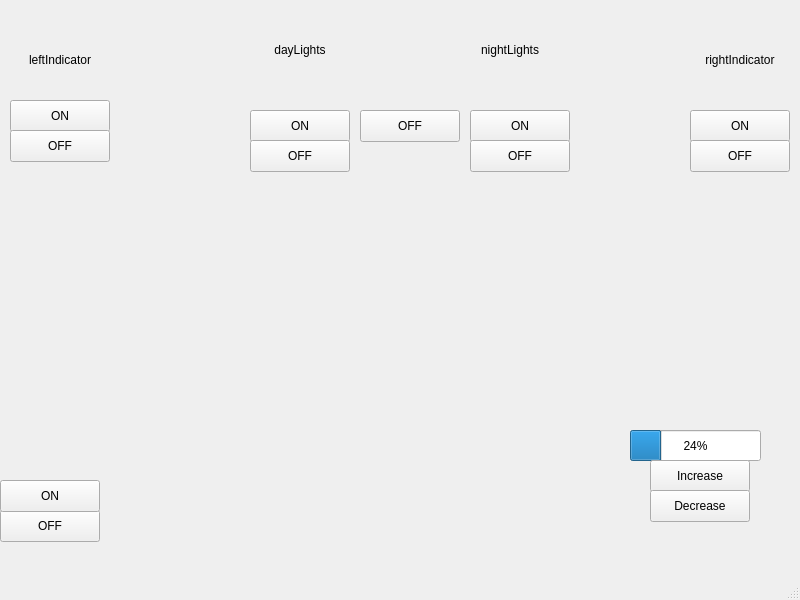
Above: mainwindow.ui from UCR-Solar-Car/DriverInterface before the change. Below: the same form after it.
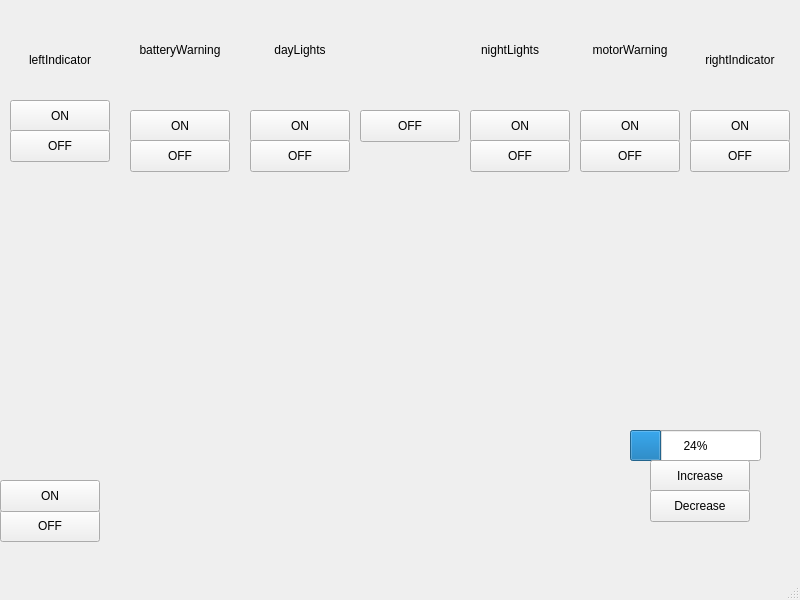
That is the form after the change.

Commit message: add motor & battery

Diff of the .ui file:
```diff
--- a/mainwindow.ui
+++ b/mainwindow.ui
@@ -260,6 +260,90 @@
      <string>OFF</string>
     </property>
    </widget>
+   <widget class="QLabel" name="batteryWarning">
+    <property name="geometry">
+     <rect>
+      <x>130</x>
+      <y>0</y>
+      <width>100</width>
+      <height>100</height>
+     </rect>
+    </property>
+    <property name="text">
+     <string>batteryWarning</string>
+    </property>
+    <property name="alignment">
+     <set>Qt::AlignCenter</set>
+    </property>
+   </widget>
+   <widget class="QLabel" name="motorWarning">
+    <property name="geometry">
+     <rect>
+      <x>580</x>
+      <y>0</y>
+      <width>100</width>
+      <height>100</height>
+     </rect>
+    </property>
+    <property name="text">
+     <string>motorWarning</string>
+    </property>
+    <property name="alignment">
+     <set>Qt::AlignCenter</set>
+    </property>
+   </widget>
+   <widget class="QPushButton" name="batteryWarningON">
+    <property name="geometry">
+     <rect>
+      <x>130</x>
+      <y>110</y>
+      <width>100</width>
+      <height>32</height>
+     </rect>
+    </property>
+    <property name="text">
+     <string>ON</string>
+    </property>
+   </widget>
+   <widget class="QPushButton" name="batteryWarningOFF">
+    <property name="geometry">
+     <rect>
+      <x>130</x>
+      <y>140</y>
+      <width>100</width>
+      <height>32</height>
+     </rect>
+    </property>
+    <property name="text">
+     <string>OFF</string>
+    </property>
+   </widget>
+   <widget class="QPushButton" name="motorWarningON">
+    <property name="geometry">
+     <rect>
+      <x>580</x>
+      <y>110</y>
+      <width>100</width>
+      <height>32</height>
+     </rect>
+    </property>
+    <property name="text">
+     <string>ON</string>
+    </property>
+   </widget>
+   <widget class="QPushButton" name="motorWarningOFF">
+    <property name="geometry">
+     <rect>
+      <x>580</x>
+      <y>140</y>
+      <width>100</width>
+      <height>32</height>
+     </rect>
+    </property>
+    <property name="text">
+     <string>OFF</string>
+    </property>
+   </widget>
   </widget>
   <widget class="QMenuBar" name="menubar">
    <property name="geometry">
```
The commit also changes 11 other files.
